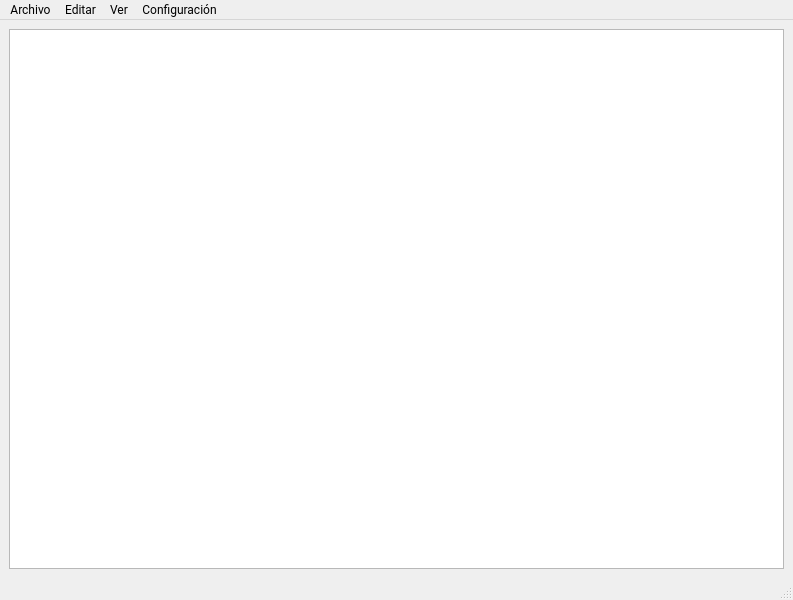
The window that app/ui/MainWindow.ui (caicesardev/Notepy) describes before a commit, drawn with Qt 5.
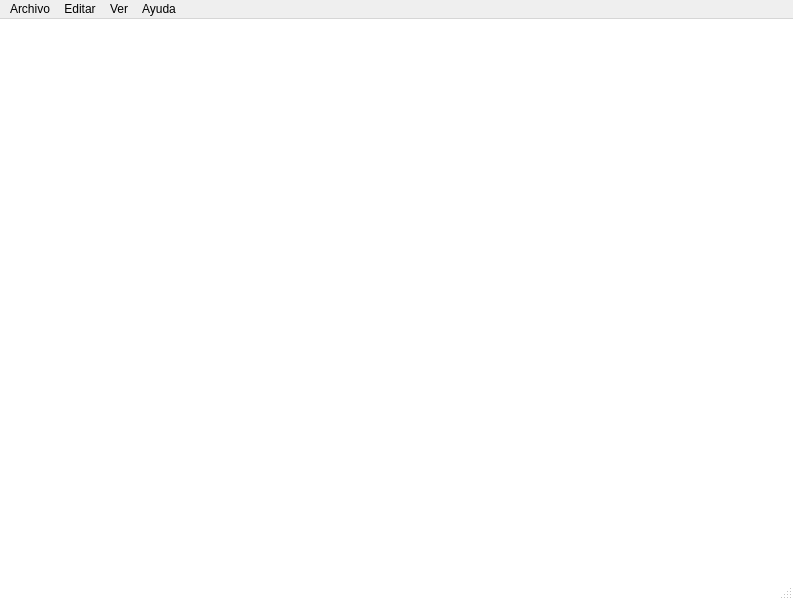
The same window after the commit.

Commit message: Updated UI and added tear off to menus

```diff
--- a/app/ui/MainWindow.ui
+++ b/app/ui/MainWindow.ui
@@ -18,10 +18,26 @@
   <property name="windowTitle">
    <string>Notepy</string>
   </property>
+  <property name="styleSheet">
+   <string notr="true">QMainWindow#MainWindow {background: white; }</string>
+  </property>
   <widget class="QWidget" name="centralwidget">
    <layout class="QGridLayout" name="gridLayout">
+    <property name="bottomMargin">
+     <number>0</number>
+    </property>
     <item row="0" column="0">
-     <widget class="QTextEdit" name="textEdit"/>
+     <widget class="QPlainTextEdit" name="editor">
+      <property name="font">
+       <font>
+        <family>Roboto</family>
+        <pointsize>12</pointsize>
+       </font>
+      </property>
+      <property name="frameShape">
+       <enum>QFrame::NoFrame</enum>
+      </property>
+     </widget>
     </item>
    </layout>
   </widget>
@@ -31,7 +47,7 @@
      <x>0</x>
      <y>0</y>
      <width>793</width>
-     <height>21</height>
+     <height>22</height>
     </rect>
    </property>
    <widget class="QMenu" name="file">
@@ -87,15 +103,15 @@
     <addaction name="action_status_bar"/>
     <addaction name="action_linebreak"/>
    </widget>
-   <widget class="QMenu" name="settings">
+   <widget class="QMenu" name="help">
     <property name="title">
-     <string>Configuración</string>
+     <string>Ayuda</string>
     </property>
    </widget>
    <addaction name="file"/>
    <addaction name="edit"/>
    <addaction name="view"/>
-   <addaction name="settings"/>
+   <addaction name="help"/>
   </widget>
   <widget class="QStatusBar" name="status_bar"/>
   <action name="action_new">
```
Left out of the diff: 24 changed lines with no effect on the pictures. The commit also changes 4 other files.
